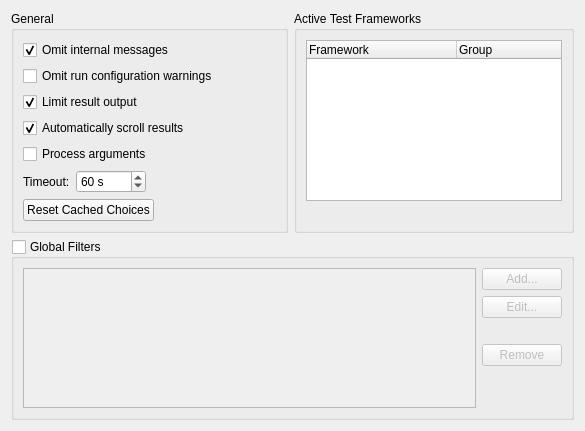
Before: the Qt Designer form src/plugins/autotest/testsettingspage.ui in qt-creator/qt-creator, drawn with Qt 5.
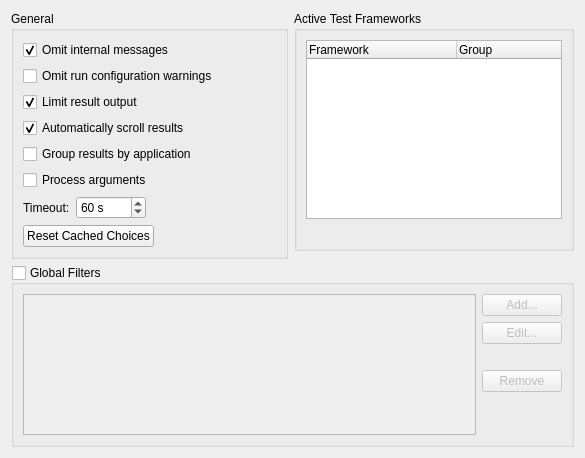
After: the same form once the commit is applied.

Commit message:
AutoTest: Allow grouping of results by application
Add an option to group test results by the application
that contains the test cases.

Fixes: QTCREATORBUG-21740

The edit to the form file:
```diff
--- a/src/plugins/autotest/testsettingspage.ui
+++ b/src/plugins/autotest/testsettingspage.ui
@@ -7,7 +7,7 @@
     <x>0</x>
     <y>0</y>
     <width>585</width>
-    <height>431</height>
+    <height>458</height>
    </rect>
   </property>
   <property name="windowTitle">
@@ -73,6 +73,13 @@
             </property>
            </widget>
           </item>
+          <item>
+           <widget class="QCheckBox" name="displayAppCB">
+            <property name="text">
+             <string>Group results by application</string>
+            </property>
+           </widget>
+          </item>
           <item>
            <widget class="QCheckBox" name="processArgsCB">
             <property name="toolTip">
```
The commit also changes 6 other files.
